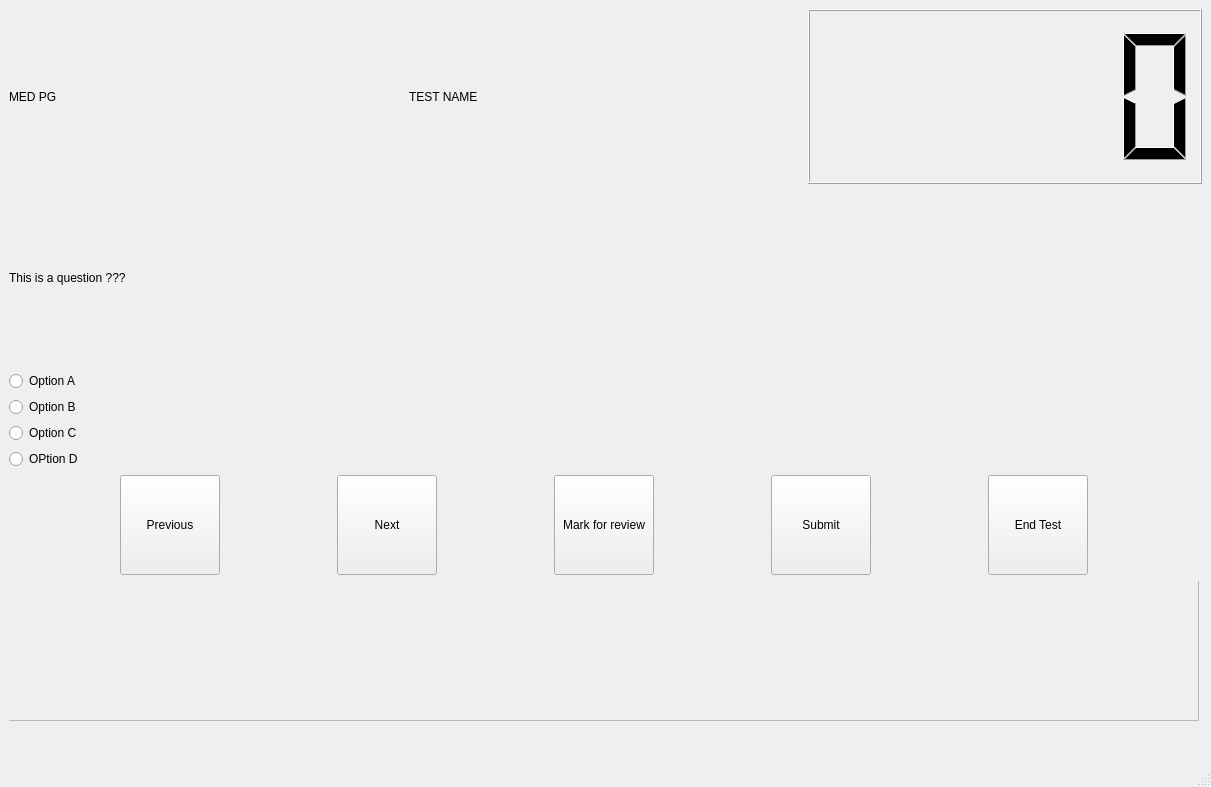
Old version of the form orgLayout.ui in the repository anilkunchalaece/pyQtGui.
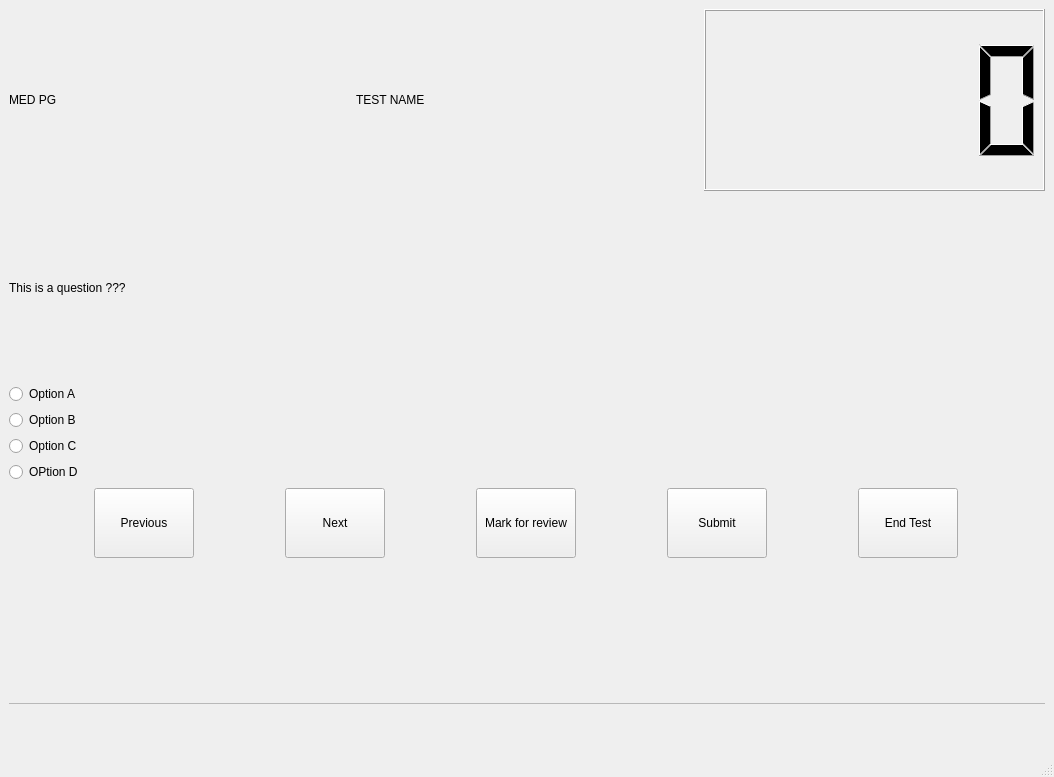
New version of the form.

Patch:
```diff
--- a/orgLayout.ui
+++ b/orgLayout.ui
@@ -6,8 +6,8 @@
    <rect>
     <x>0</x>
     <y>0</y>
-    <width>1211</width>
-    <height>787</height>
+    <width>1054</width>
+    <height>777</height>
    </rect>
   </property>
   <property name="windowTitle">
@@ -43,6 +43,9 @@
         <property name="text">
          <string>This is a question ???</string>
         </property>
+        <property name="wordWrap">
+         <bool>true</bool>
+        </property>
        </widget>
       </item>
      </layout>
@@ -86,7 +89,7 @@
         <property name="maximumSize">
          <size>
           <width>100</width>
-          <height>100</height>
+          <height>70</height>
          </size>
         </property>
         <property name="text">
@@ -99,7 +102,7 @@
         <property name="maximumSize">
          <size>
           <width>100</width>
-          <height>100</height>
+          <height>70</height>
          </size>
         </property>
         <property name="text">
@@ -112,7 +115,7 @@
         <property name="maximumSize">
          <size>
           <width>100</width>
-          <height>100</height>
+          <height>70</height>
          </size>
         </property>
         <property name="text">
@@ -125,7 +128,7 @@
         <property name="maximumSize">
          <size>
           <width>100</width>
-          <height>100</height>
+          <height>70</height>
          </size>
         </property>
         <property name="text">
@@ -138,7 +141,7 @@
         <property name="maximumSize">
          <size>
           <width>100</width>
-          <height>100</height>
+          <height>70</height>
          </size>
         </property>
         <property name="text">
```
Left out of the diff: 2 changed lines with no effect on the pictures.
